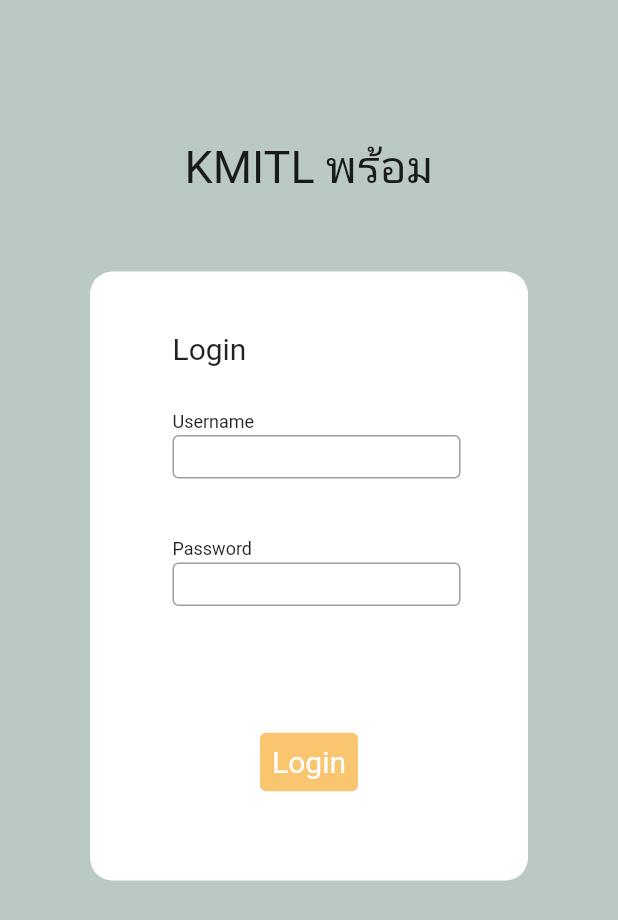
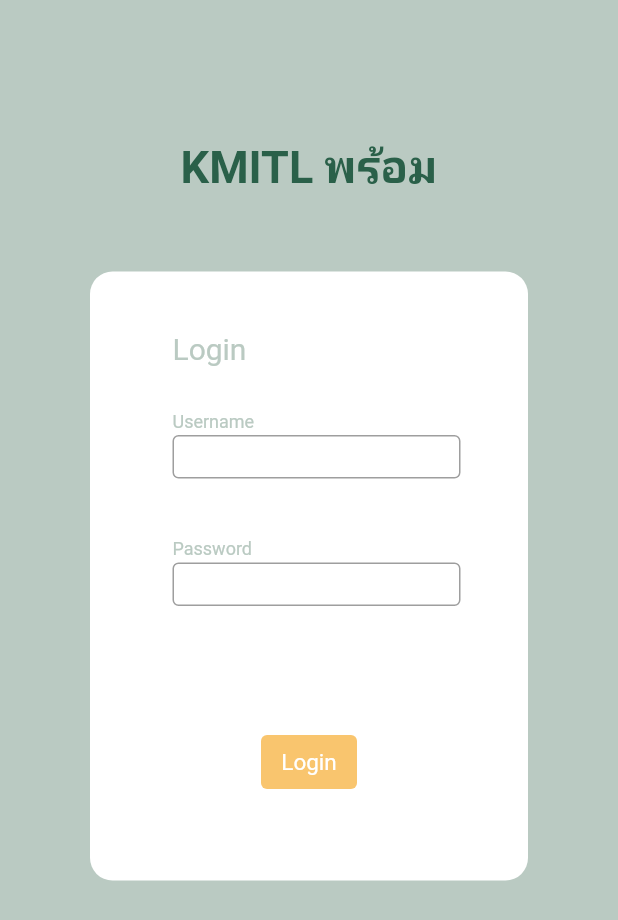
Before and after one commit to bossk774158/Flutter, a Flutter app: the Login screen opened directly, on a phone screen of 412 x 824 dp. Shown: the top 920 px of the screen. Run offline on Flutter 3.47's test engine with Material 2 defaults, Android fonts, the phone set to English and light mode, and no system bars.

Commit message:
change some layout in login and register

```diff
--- a/flutter_application_2/lib/Login/login.dart
+++ b/flutter_application_2/lib/Login/login.dart
@@ -18,7 +18,10 @@ class Login extends StatelessWidget {
               child: Center(
                 child: Text(
                   'KMITL พร้อม',
-                  style: TextStyle(fontSize: 30),
+                  style: TextStyle(
+                      fontSize: 30,
+                      color: kPrimaryColor,
+                      fontWeight: FontWeight.bold),
                 ),
               ),
               padding: EdgeInsets.fromLTRB(0.0, 70.0, 0.0, 0.0),
@@ -41,7 +44,9 @@ class Login extends StatelessWidget {
                     Container(
                         child: Align(
                           alignment: Alignment.topLeft,
-                          child: Text('Login', style: TextStyle(fontSize: 20)),
+                          child: Text('Login',
+                              style: TextStyle(
+                                  fontSize: 20, color: kPrimaryLightColor)),
                         ),
                         // color: Colors.amber,
                         padding: EdgeInsets.fromLTRB(15.0, 0.0, 0.0, 0.0),
@@ -52,7 +57,9 @@ class Login extends StatelessWidget {
                               child: Align(
                                 alignment: Alignment.topLeft,
                                 child: Text('Username',
-                                    style: TextStyle(fontSize: 12)),
+                                    style: TextStyle(
+                                        fontSize: 12,
+                                        color: kPrimaryLightColor)),
                               ),
                               padding: EdgeInsets.fromLTRB(5.0, 0.0, 0.0, 0.0),
                               margin: EdgeInsets.fromLTRB(5.0, 0.0, 0.0, 0.0)),
@@ -76,7 +83,9 @@ class Login extends StatelessWidget {
                               child: Align(
                                 alignment: Alignment.topLeft,
                                 child: Text('Password',
-                                    style: TextStyle(fontSize: 12)),
+                                    style: TextStyle(
+                                        fontSize: 12,
+                                        color: kPrimaryLightColor)),
                               ),
                               padding: EdgeInsets.fromLTRB(5.0, 0.0, 0.0, 0.0),
                               margin: EdgeInsets.fromLTRB(5.0, 0.0, 0.0, 0.0)),
@@ -99,8 +108,8 @@ class Login extends StatelessWidget {
                           Container(
                             child: TextButton(
                               style: TextButton.styleFrom(
-                                  padding: const EdgeInsets.all(8.0),
-                                  textStyle: const TextStyle(fontSize: 20),
+                                  padding: const EdgeInsets.all(5.0),
+                                  textStyle: const TextStyle(fontSize: 15),
                                   backgroundColor: buttonColor),
                               onPressed: () {},
                               child: const Text(
--- a/flutter_application_2/lib/constants.dart
+++ b/flutter_application_2/lib/constants.dart
@@ -4,3 +4,4 @@ const kPrimaryColor = Color(0xFF2A6049);
 const kPrimaryLightColor = Color(0xFFBACAC2);
 
 const buttonColor = Color(0xFFF9C56E);
+const registerFontColor = Color(0xFF2A6049);
--- a/flutter_application_2/lib/main.dart
+++ b/flutter_application_2/lib/main.dart
@@ -14,8 +14,8 @@ class MyApp extends StatelessWidget {
   Widget build(BuildContext context) {
     return MaterialApp(
       title: 'Flutter Demo',
-      // home: Login(),
-      home: Register(),
+      home: Login(),
+      // home: Register(),
     );
   }
 }
```
Also changed, not shown: flutter_application_2/lib/Register/register.dart (+12 -6 lines).
